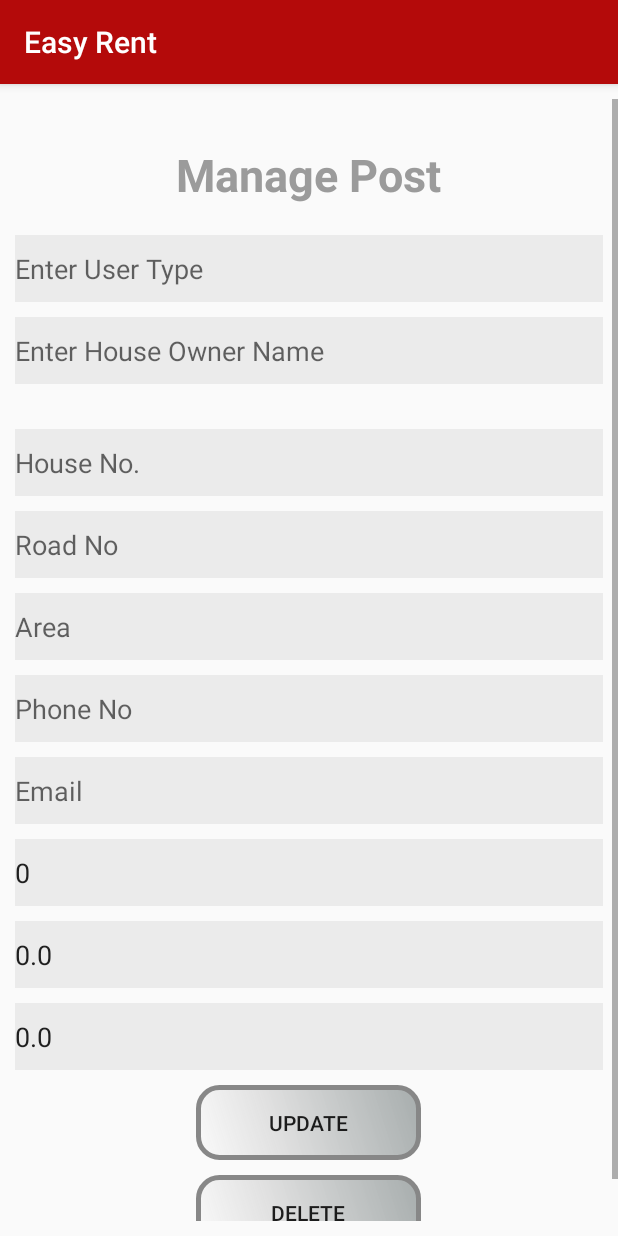
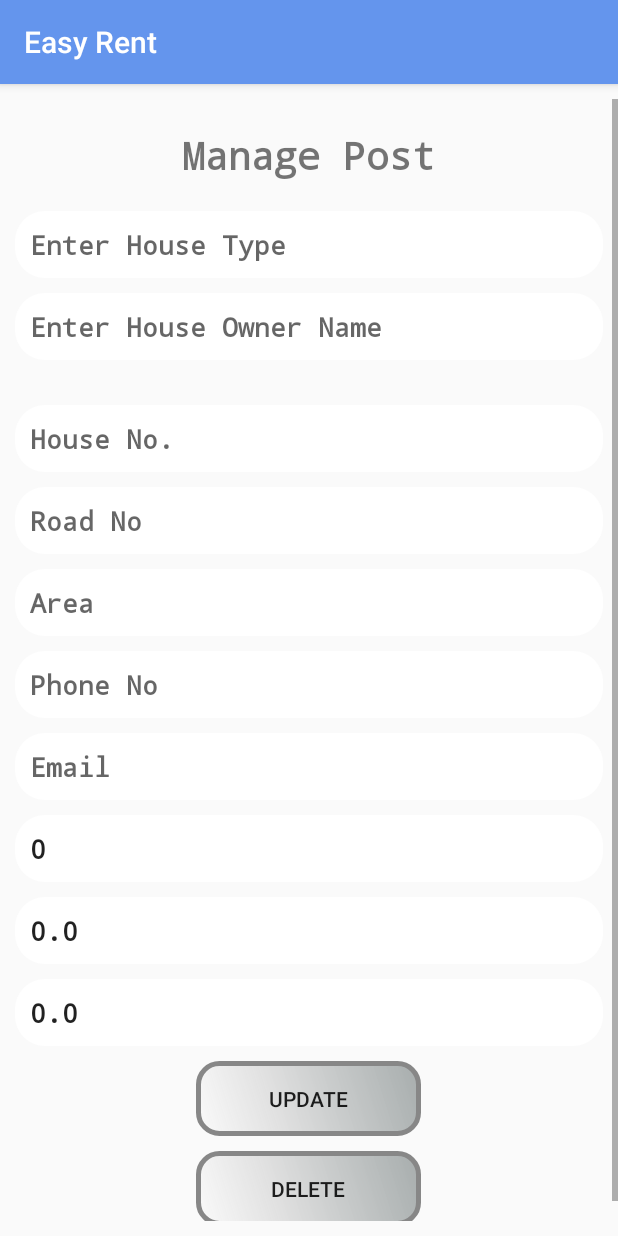
Before and after one commit to Partha-SUST16/Easy-Rent, an Android app: the UpdateDelete screen opened directly, with no data from a screen before it, on a phone screen of 412 x 824 dp. Run offline under Robolectric (Android 15) with nearby library versions, the phone set to English and light mode, and no system bars; our stand-ins replace Firebase (no records; nobody signed in at launch, a user with empty details on screens opened directly); 11 statements that could not run were skipped.

Commit message:
I hate UI update -_-
Co-Authored-By: fahim <bdafahim@users.noreply.github.com>

```diff
--- a/EasyRent/app/src/main/res/layout/activity_manage__post.xml
+++ b/EasyRent/app/src/main/res/layout/activity_manage__post.xml
@@ -11,12 +11,13 @@
         android:layout_width="wrap_content"
         android:layout_height="wrap_content"
         android:text="Long Press to manage post"
-        android:textSize="25sp"
+        android:textSize="20sp"
         android:textStyle="bold"
         android:textColor="@color/grey"
         android:layout_gravity="center_horizontal"
         android:layout_marginBottom="20dp"
         android:layout_marginTop="20dp"
+        android:fontFamily="monospace"
         />
 
     <ScrollView
--- a/EasyRent/app/src/main/res/layout/activity_owner__login.xml
+++ b/EasyRent/app/src/main/res/layout/activity_owner__login.xml
@@ -24,9 +24,10 @@
             android:layout_marginLeft="10dp"
             android:layout_width="match_parent"
             android:layout_height="55dp"
-            android:inputType="text"
+            android:inputType="textEmailAddress"
             android:background="@color/lgrey"
             android:shadowColor="@color/lgrey"
+            android:drawableLeft="@drawable/name_register"
             android:hint="@string/user_name"
             android:id="@+id/owner_email"
             android:paddingTop="10dp"
@@ -47,7 +48,8 @@
             android:shadowColor="@color/lgrey"
             android:layout_marginLeft="10dp"
             android:layout_marginRight="10dp"
-            android:hint="@string/user_pasword"
+            android:hint= "@string/user_pasword"
+            android:drawableLeft="@drawable/key"
             android:layout_marginTop="10dp"/>
         <Button
             android:layout_width="150dp"
--- a/EasyRent/app/src/main/res/layout/activity_profile_user.xml
+++ b/EasyRent/app/src/main/res/layout/activity_profile_user.xml
@@ -104,7 +104,7 @@
             android:layout_alignParentBottom="true"
             android:layout_marginRight="5dp"
             android:layout_marginBottom="5dp"
-            rfab:rfab_color_normal="#37474f"
+            rfab:rfab_color_normal="#00bfff"
             rfab:rfab_color_pressed="#263238"
             rfab:rfab_drawable="@drawable/circle_ba"
             rfab:rfab_shadow_color="#999999"
--- a/EasyRent/app/src/main/res/layout/activity_update_delete.xml
+++ b/EasyRent/app/src/main/res/layout/activity_update_delete.xml
@@ -20,13 +20,14 @@
                 android:layout_width="wrap_content"
                 android:layout_height="wrap_content"
                 android:text="Manage Post"
-                android:textSize="30sp"
+                android:paddingTop="20dp"
+                android:textSize="25dp"
+                android:shadowColor="@color/GhostWhite"
+                android:textColorHighlight="@color/MintCream"
+                android:paddingBottom="20dp"
                 android:textStyle="bold"
-                android:textColor="@color/grey"
-                android:layout_gravity="center_horizontal"
-                android:layout_marginTop="30dp"
-                android:layout_marginBottom="20dp"
-
+                android:fontFamily="monospace"
+                android:layout_gravity="center"
                 />
 
             <EditText
@@ -35,12 +36,15 @@
                 android:id="@+id/utype"
                 android:paddingTop="10dp"
                 android:paddingBottom="10dp"
-                android:background="@color/lgrey"
                 android:shadowColor="@color/lgrey"
                 android:layout_marginLeft="10dp"
                 android:layout_marginRight="10dp"
                 android:layout_marginBottom="10dp"
-                android:hint="Enter User Type"
+                android:paddingLeft="10dp"
+                android:textStyle="bold"
+                android:fontFamily="monospace"
+                android:background="@drawable/edit_round_button"
+                android:hint="Enter House Type"
                 />
             <EditText
                 android:layout_width="match_parent"
@@ -48,12 +52,15 @@
                 android:id="@+id/uowner"
                 android:paddingTop="10dp"
                 android:paddingBottom="10dp"
-                android:background="@color/lgrey"
+                android:paddingLeft="10dp"
+                android:background="@drawable/edit_round_button"
                 android:shadowColor="@color/lgrey"
                 android:layout_marginLeft="10dp"
                 android:layout_marginRight="10dp"
                 android:layout_marginBottom="10dp"
                 android:hint="Enter House Owner Name"
+                android:textStyle="bold"
+                android:fontFamily="monospace"
                 />
             <EditText
                 android:layout_width="match_parent"
@@ -63,11 +70,14 @@
                 android:id="@+id/urent_house"
                 android:paddingTop="10dp"
                 android:paddingBottom="10dp"
-                android:background="@color/lgrey"
+                android:paddingLeft="10dp"
+                android:background="@drawable/edit_round_button"
                 android:shadowColor="@color/lgrey"
                 android:layout_marginLeft="10dp"
                 android:layout_marginRight="10dp"
                 android:layout_marginBottom="10dp"
+                android:textStyle="bold"
+                android:fontFamily="monospace"
                 android:inputType="text"/>
 
             <EditText
@@ -77,11 +87,14 @@
                 android:id="@+id/urent_road"
                 android:paddingTop="10dp"
                 android:paddingBottom="10dp"
-                android:background="@color/lgrey"
+                android:paddingLeft="10dp"
+                android:background="@drawable/edit_round_button"
                 android:shadowColor="@color/lgrey"
                 android:layout_marginLeft="10dp"
                 android:layout_marginRight="10dp"
                 android:layout_marginBottom="10dp"
+                android:textStyle="bold"
+                android:fontFamily="monospace"
                 android:inputType="text"/>
             <EditText
                 android:layout_width="match_parent"
@@ -91,11 +104,14 @@
                 android:id="@+id/urent_area"
                 android:paddingTop="10dp"
                 android:paddingBottom="10dp"
-                android:background="@color/lgrey"
+                android:paddingLeft="10dp"
+                android:background="@drawable/edit_round_button"
                 android:shadowColor="@color/lgrey"
                 android:layout_marginLeft="10dp"
                 android:layout_marginRight="10dp"
-                android:layout_marginBottom="10dp"/>
+                android:layout_marginBottom="10dp"
+                android:textStyle="bold"
+                android:fontFamily="monospace"/>
             <EditText
                 android:layout_width="match_parent"
                 android:layout_height="wrap_content"
@@ -104,12 +120,14 @@
                 android:id="@+id/urent_phone"
                 android:paddingTop="10dp"
                 android:paddingBottom="10dp"
-                android:background="@color/lgrey"
+                android:paddingLeft="10dp"
+                android:background="@drawable/edit_round_button"
                 android:shadowColor="@color/lgrey"
                 android:layout_marginLeft="10dp"
                 android:layout_marginRight="10dp"
                 android:layout_marginBottom="10dp"
-
+                android:textStyle="bold"
+                android:fontFamily="monospace"
                 />
             <EditText
                 android:layout_width="match_parent"
@@ -119,8 +137,11 @@
                 android:hint="Email"
                 android:paddingTop="10dp"
                 android:paddingBottom="10dp"
-                android:background="@color/lgrey"
+                android:paddingLeft="10dp"
+                android:background="@drawable/edit_round_button"
                 android:shadowColor="@color/lgrey"
+                android:textStyle="bold"
+                android:fontFamily="monospace"
                 android:layout_marginLeft="10dp"
                 android:layout_marginRight="10dp"
                 android:layout_marginBottom="10dp"
@@ -133,11 +154,14 @@
                 android:hint="Rent Price"
                 android:paddingTop="10dp"
                 android:paddingBottom="10dp"
-                android:background="@color/lgrey"
+                android:paddingLeft="10dp"
+                android:background="@drawable/edit_round_button"
                 android:shadowColor="@color/lgrey"
                 android:layout_marginLeft="10dp"
                 android:layout_marginRight="10dp"
                 android:layout_marginBottom="10dp"
+                android:textStyle="bold"
+                android:fontFamily="monospace"
                 />
             <EditText
                 android:layout_width="match_parent"
@@ -146,24 +170,30 @@
                 android:hint=""
                 android:paddingTop="10dp"
                 android:paddingBottom="10dp"
-                android:background="@color/lgrey"
+                android:paddingLeft="10dp"
+                android:background="@drawable/edit_round_button"
                 android:shadowColor="@color/lgrey"
                 android:layout_marginLeft="10dp"
                 android:layout_marginRight="10dp"
                 android:layout_marginBottom="10dp"
+                android:textStyle="bold"
+                android:fontFamily="monospace"
                 />
             <EditText
                 android:layout_width="match_parent"
                 android:layout_height="wrap_content"
-                android:id="@+id/ulongi"
+                android:paddingLeft="10dp"
+                android:background="@drawable/edit_round_button"
                 android:paddingTop="10dp"
                 android:paddingBottom="10dp"
-                android:background="@color/lgrey"
                 android:shadowColor="@color/lgrey"
                 android:layout_marginLeft="10dp"
                 android:layout_marginRight="10dp"
                 android:layout_marginBottom="10dp"
+                android:textStyle="bold"
+                android:fontFamily="monospace"
                 android:hint=""
+                android:id="@+id/ulongi"
                 />
             <Button
                 android:layout_width="150dp"
--- a/EasyRent/app/src/main/res/layout/activity_user__login.xml
+++ b/EasyRent/app/src/main/res/layout/activity_user__login.xml
@@ -16,7 +16,6 @@
         <ImageView
             android:layout_width="match_parent"
             android:layout_height="wrap_content"
-
             android:src="@drawable/logo"/>
         <EditText
             android:layout_marginTop="10dp"
@@ -29,6 +28,7 @@
             android:shadowColor="@color/lgrey"
             android:hint="@string/user_name"
             android:id="@+id/user_email"
+            android:drawableLeft="@drawable/name_register"
             android:paddingTop="10dp"
             android:paddingBottom="10dp"
             android:layout_marginBottom="20dp"
@@ -47,6 +47,7 @@
             android:layout_marginLeft="10dp"
             android:layout_marginRight="10dp"
             android:hint="@string/user_pasword"
+            android:drawableLeft="@drawable/key"
             android:layout_marginTop="10dp"/>
         <Button
             android:layout_width="150dp"
--- a/EasyRent/app/src/main/res/values/colors.xml
+++ b/EasyRent/app/src/main/res/values/colors.xml
@@ -114,6 +114,7 @@
     <color name="SlateBlue">#6A5ACD</color>
     <color name="DimGray">#696969</color>
     <color name="MediumAquamarine">#66CDAA</color>
+    <color name="TEST">#0D47A1</color>
     <color name="CornflowerBlue">#6495ED</color>
     <color name="CadetBlue">#5F9EA0</color>
     <color name="DarkOliveGreen">#556B2F</color>
--- a/EasyRent/app/src/main/res/values/styles.xml
+++ b/EasyRent/app/src/main/res/values/styles.xml
@@ -3,8 +3,8 @@
     <!-- Base application theme. -->
     <style name="AppTheme" parent="Base.Theme.AppCompat.Light.DarkActionBar">
         <!-- Customize your theme here. -->
-        <item name="colorPrimary">@color/colorPrimary</item>
-        <item name="colorPrimaryDark">@color/colorPrimaryDark</item>
+        <item name="colorPrimary">@color/CornflowerBlue</item>
+        <item name="colorPrimaryDark">@color/TEST</item>
         <item name="colorAccent">@color/colorAccent</item>
     </style>
     <style name="AppTheme.NoActionBar">
```
Also changed, not shown: EasyRent/app/src/main/java/com/example/bdafahim/easyrent/profile_user.java (+4 -4 lines), EasyRent/app/src/main/java/com/example/bdafahim/easyrent/profile_user2.java (+4 -4 lines), EasyRent/app/src/main/res/layout/activity_post__add.xml (+24 -10 lines), EasyRent/app/src/main/res/layout/activity_register.xml (+4 -3 lines), EasyRent/app/src/main/res/layout/recyleviewadapter.xml (+15 -2 lines).
